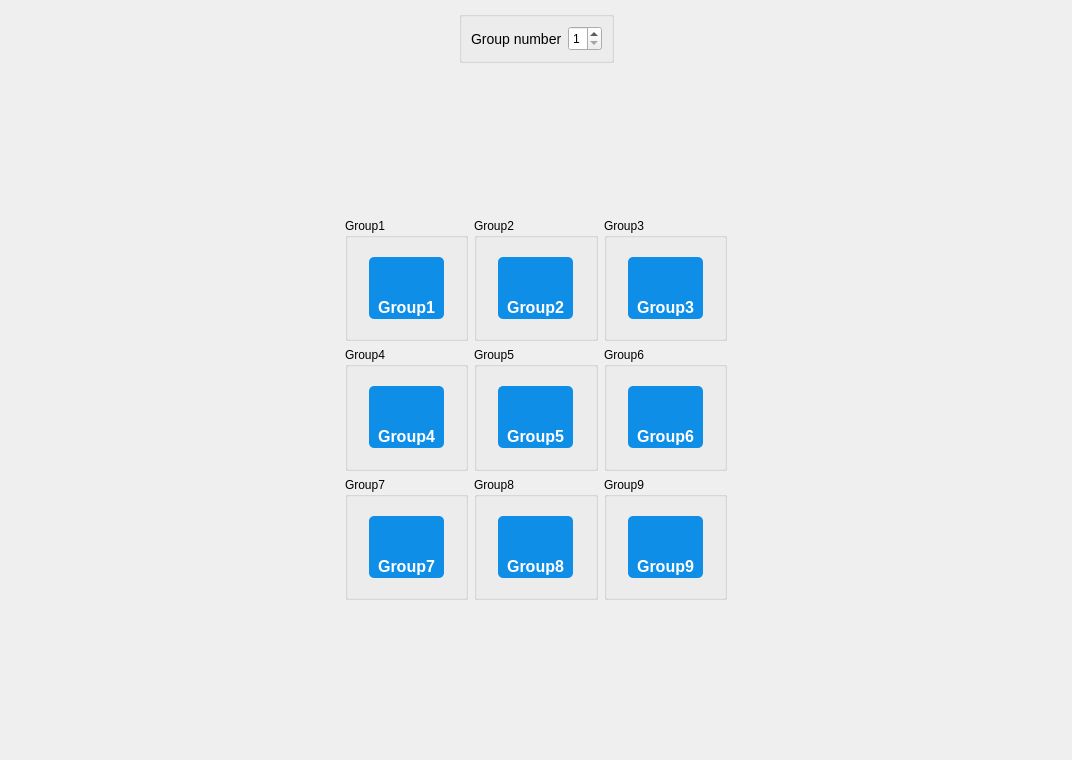
Above: userui/homewindow.ui from pkzju/QSuperConsole0.1 before the change. Below: the same form after it.
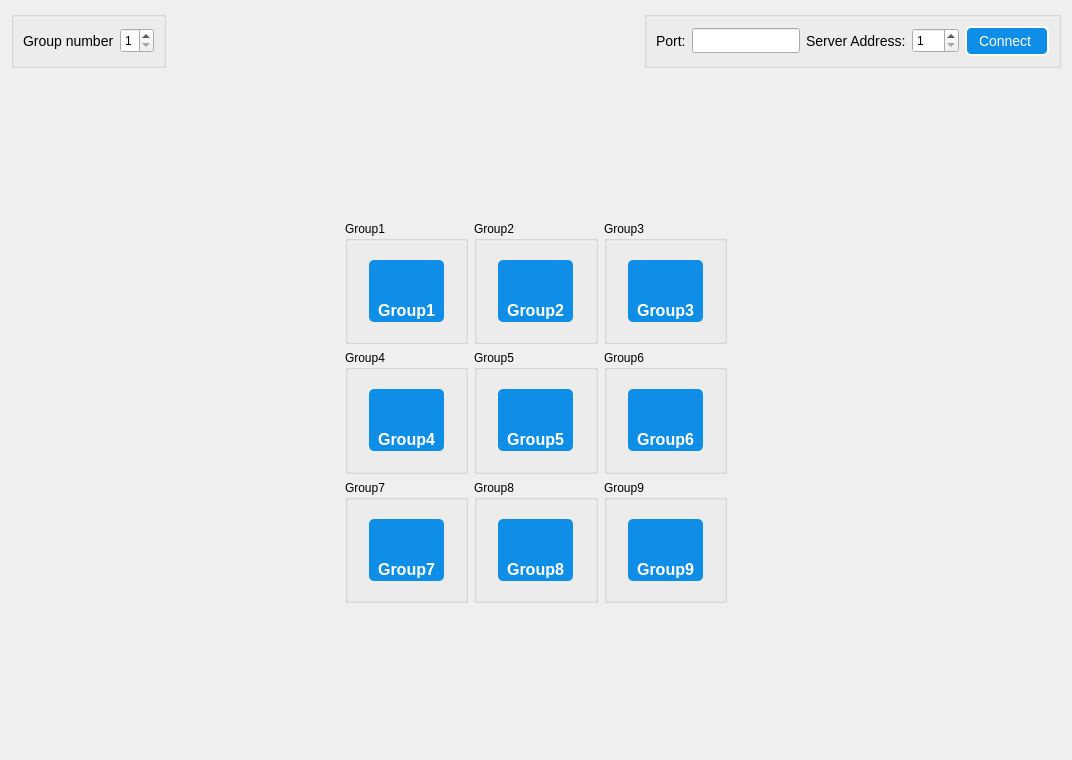
That is the form after the change. Icons and pictures are not drawn.

What changed in the file:
```diff
--- a/userui/homewindow.ui
+++ b/userui/homewindow.ui
@@ -88,20 +88,7 @@
   </property>
   <layout class="QGridLayout" name="gridLayout_18">
    <item row="0" column="0" colspan="4">
-    <layout class="QHBoxLayout" name="horizontalLayout_10">
-     <item>
-      <spacer name="horizontalSpacer">
-       <property name="orientation">
-        <enum>Qt::Horizontal</enum>
-       </property>
-       <property name="sizeHint" stdset="0">
-        <size>
-         <width>386</width>
-         <height>20</height>
-        </size>
-       </property>
-      </spacer>
-     </item>
+    <layout class="QHBoxLayout" name="horizontalLayout_2">
      <item>
       <widget class="QGroupBox" name="groupBox">
        <property name="maximumSize">
@@ -153,6 +140,107 @@
        </property>
       </spacer>
      </item>
+     <item>
+      <widget class="QGroupBox" name="groupBox_11">
+       <property name="title">
+        <string/>
+       </property>
+       <layout class="QHBoxLayout" name="horizontalLayout">
+        <item>
+         <widget class="QLabel" name="label_2">
+          <property name="sizePolicy">
+           <sizepolicy hsizetype="Maximum" vsizetype="Preferred">
+            <horstretch>0</horstretch>
+            <verstretch>0</verstretch>
+           </sizepolicy>
+          </property>
+          <property name="text">
+           <string>Port:</string>
+          </property>
+         </widget>
+        </item>
+        <item>
+         <widget class="QLineEdit" name="portEdit">
+          <property name="sizePolicy">
+           <sizepolicy hsizetype="Preferred" vsizetype="Fixed">
+            <horstretch>0</horstretch>
+            <verstretch>0</verstretch>
+           </sizepolicy>
+          </property>
+          <property name="minimumSize">
+           <size>
+            <width>0</width>
+            <height>25</height>
+           </size>
+          </property>
+         </widget>
+        </item>
+        <item>
+         <widget class="QLabel" name="label_27">
+          <property name="sizePolicy">
+           <sizepolicy hsizetype="Maximum" vsizetype="Preferred">
+            <horstretch>0</horstretch>
+            <verstretch>0</verstretch>
+           </sizepolicy>
+          </property>
+          <property name="text">
+           <string>Server Address:</string>
+          </property>
+         </widget>
+        </item>
+        <item>
+         <widget class="QSpinBox" name="serverEdit">
+          <property name="sizePolicy">
+           <sizepolicy hsizetype="Maximum" vsizetype="Fixed">
+            <horstretch>0</horstretch>
+            <verstretch>0</verstretch>
+           </sizepolicy>
+          </property>
+          <property name="minimumSize">
+           <size>
+            <width>0</width>
+            <height>25</height>
+           </size>
+          </property>
+          <property name="minimum">
+           <number>1</number>
+          </property>
+          <property name="maximum">
+           <number>247</number>
+          </property>
+         </widget>
+        </item>
+        <item>
+         <widget class="QPushButton" name="connectButton">
+          <property name="sizePolicy">
+           <sizepolicy hsizetype="Maximum" vsizetype="Fixed">
+            <horstretch>0</horstretch>
+            <verstretch>0</verstretch>
+           </sizepolicy>
+          </property>
+          <property name="minimumSize">
+           <size>
+            <width>0</width>
+            <height>30</height>
+           </size>
+          </property>
+          <property name="text">
+           <string>   Connect    </string>
+          </property>
+          <property name="checkable">
+           <bool>false</bool>
+          </property>
+          <property name="autoDefault">
+           <bool>false</bool>
+          </property>
+          <property name="default">
+           <bool>true</bool>
+          </property>
+         </widget>
+        </item>
+       </layout>
+      </widget>
+     </item>
     </layout>
    </item>
    <item row="1" column="2">
```
Left out of the diff: 54 changed lines with no effect on the pictures.
